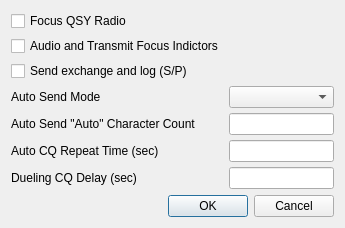
This is so2sdr/settingsdialog.ui in n4ogw/so2sdr as Qt 5 draws it before an edit. The edited form follows.
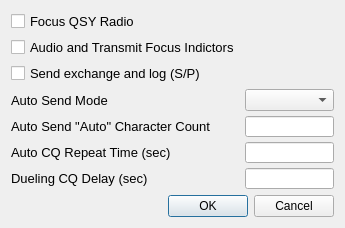
This is the edited form.

```diff
--- a/so2sdr/settingsdialog.ui
+++ b/so2sdr/settingsdialog.ui
@@ -48,6 +48,11 @@
      </property>
      <item row="0" column="0">
       <widget class="QCheckBox" name="QSYFocusCheckBox">
+       <property name="font">
+        <font>
+         <pointsize>10</pointsize>
+        </font>
+       </property>
        <property name="toolTip">
         <string>Focus switches to QSY radio if no QSO in progress on active radio (mostly useful for Sprint mode)</string>
        </property>
@@ -58,6 +63,11 @@
      </item>
      <item row="1" column="0">
       <widget class="QCheckBox" name="FocusIndicatorsCheckBox">
+       <property name="font">
+        <font>
+         <pointsize>10</pointsize>
+        </font>
+       </property>
        <property name="toolTip">
         <string>LED indicators to show audio and transmit focus</string>
        </property>
@@ -68,6 +78,11 @@
      </item>
      <item row="2" column="0">
       <widget class="QCheckBox" name="ExchangeLogCheckBox">
+       <property name="font">
+        <font>
+         <pointsize>10</pointsize>
+        </font>
+       </property>
        <property name="toolTip">
         <string>Immediately log QSO when sending exchange (S&amp;P mode)</string>
        </property>
@@ -78,6 +93,11 @@
      </item>
      <item row="4" column="0">
       <widget class="QLabel" name="label_3">
+       <property name="font">
+        <font>
+         <pointsize>10</pointsize>
+        </font>
+       </property>
        <property name="toolTip">
         <string>Automatically start CW when this many characters are entered in the callsign (Set to 0 to disable)</string>
        </property>
@@ -91,6 +111,11 @@
      </item>
      <item row="5" column="0">
       <widget class="QLabel" name="label">
+       <property name="font">
+        <font>
+         <pointsize>10</pointsize>
+        </font>
+       </property>
        <property name="text">
         <string>Auto CQ Repeat Time (sec)</string>
        </property>
@@ -101,6 +126,11 @@
      </item>
      <item row="6" column="0">
       <widget class="QLabel" name="label_2">
+       <property name="font">
+        <font>
+         <pointsize>10</pointsize>
+        </font>
+       </property>
        <property name="text">
         <string>Dueling CQ Delay (sec)</string>
        </property>
@@ -111,6 +141,11 @@
      </item>
      <item row="3" column="0">
       <widget class="QLabel" name="label_4">
+       <property name="font">
+        <font>
+         <pointsize>10</pointsize>
+        </font>
+       </property>
        <property name="text">
         <string>Auto Send Mode</string>
        </property>
```
